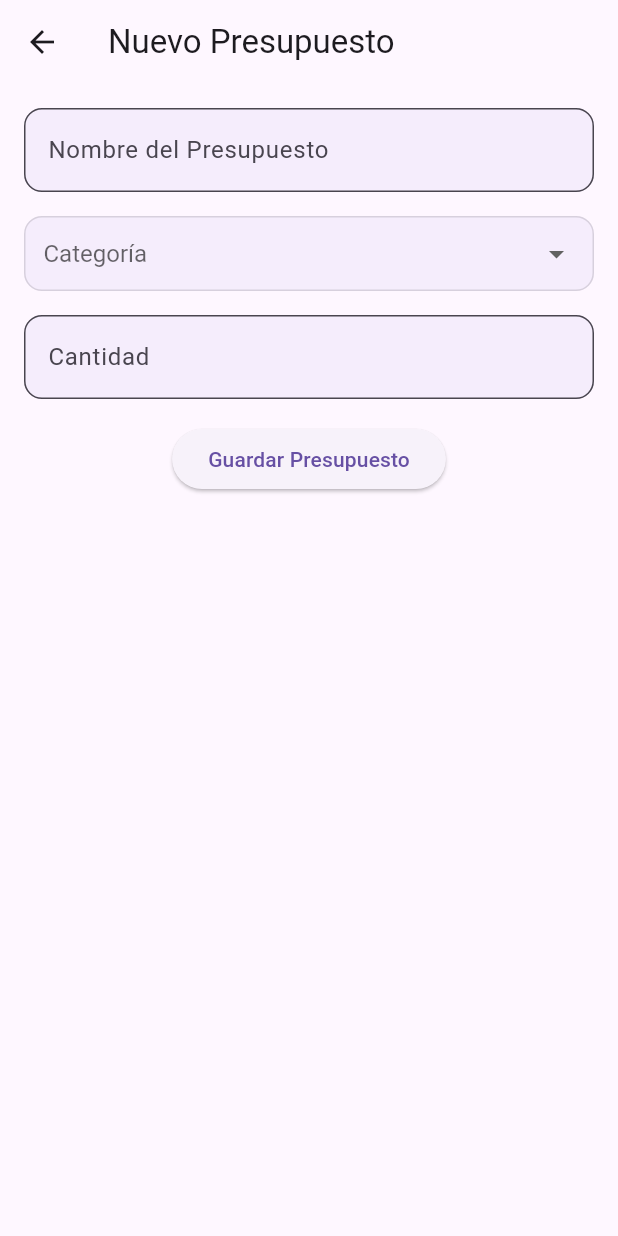
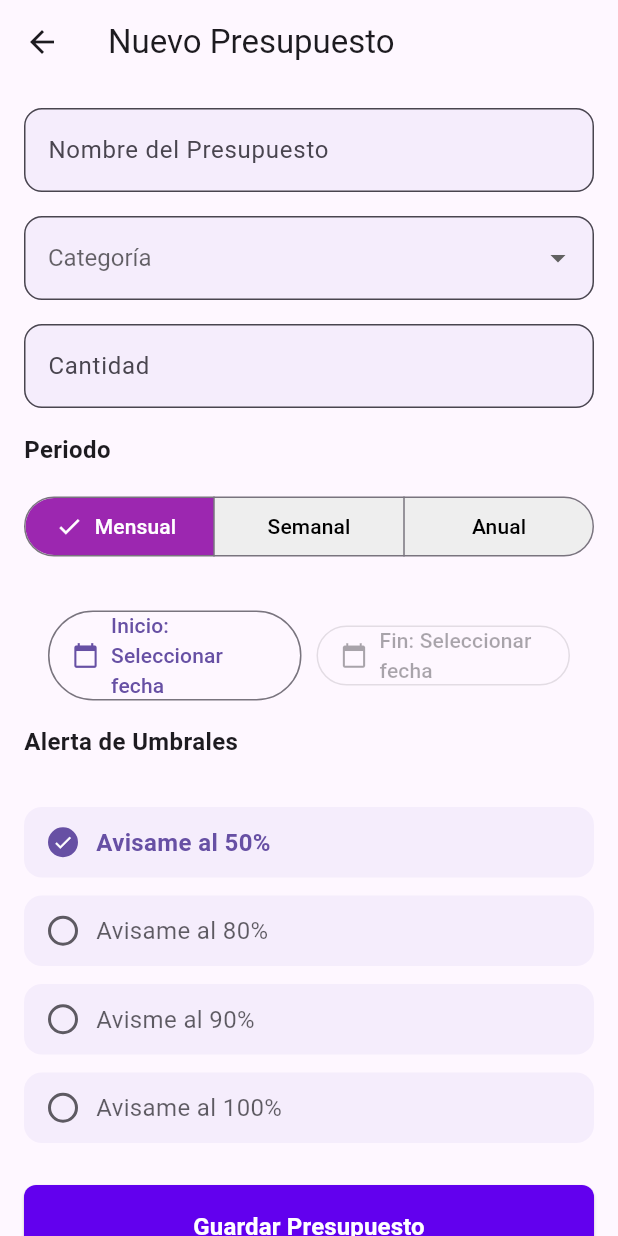
Before and after one commit to IDUCDEV/clariFi, a Flutter app: the CreateBudget screen opened by its route, on a phone screen of 412 x 824 dp. Run offline on Flutter 3.47's test engine with Material 3 defaults, Android fonts, the phone set to English and light mode, and no system bars; our stand-ins replace app_links, go_router, supabase_flutter; accounts and stored records are empty.

Commit message:
primary_button added, alertsthreshold added

```diff
--- /dev/null
+++ b/devtools_options.yaml
@@ -0,0 +1,3 @@
+description: This file stores settings for Dart & Flutter DevTools.
+documentation: https://docs.flutter.dev/tools/devtools/extensions#configure-extension-enablement-states
+extensions:
--- a/lib/src/views/budgets/create_budget.dart
+++ b/lib/src/views/budgets/create_budget.dart
@@ -1,4 +1,6 @@
 import 'package:clarifi_app/src/colors/colors.dart';
+import 'package:clarifi_app/src/widgets/AlertThresholds.dart';
+import 'package:clarifi_app/src/widgets/primary_button.dart';
 import 'package:flutter/material.dart';
 import 'package:go_router/go_router.dart';
 
@@ -14,6 +16,52 @@ class _CreateBudgetState extends State<CreateBudget> {
   final _nameBudgetController = TextEditingController();
   final _categoryBudgetController = TextEditingController();
   final _amountController = TextEditingController();
+  String _selectedCategory = 'Mensual';
+  DateTime? startDate;
+  DateTime? endDate;
+  int? _selectedThreshold = 50;
+
+
+
+    // Formateador rápido
+  String formatDate(DateTime? date) {
+    if (date == null) return 'Seleccionar fecha';
+    return "${date.day}/${date.month}/${date.year}";
+  }
+
+  Future<void> _selectStartDate(BuildContext context) async {
+    final picked = await showDatePicker(
+      context: context,
+      initialDate: startDate ?? DateTime.now(),
+      firstDate: DateTime(2020),
+      lastDate: DateTime(2100),
+    );
+    if (picked != null) {
+      setState(() {
+        startDate = picked;
+        if (endDate != null && endDate!.isBefore(picked)) {
+          endDate = null;
+        }
+      });
+    }
+  }
+
+
+  Future<void> _selectEndDate(BuildContext context) async {
+    if (startDate == null) return; // No permitir antes de seleccionar inicio
+
+    final picked = await showDatePicker(
+      context: context,
+      initialDate: endDate ?? startDate!,
+      firstDate: startDate!,
+      lastDate: DateTime(2100),
+    );
+    if (picked != null) {
+      setState(() {
+        endDate = picked;
+      });
+    }
+  }
 
   @override
   void dispose() {
@@ -22,6 +70,8 @@ class _CreateBudgetState extends State<CreateBudget> {
     _amountController.dispose();
     super.dispose();
   }
+
+
 
   @override
   Widget build(BuildContext context) {
@@ -68,16 +118,8 @@ class _CreateBudgetState extends State<CreateBudget> {
                       },
                     ),
                     const SizedBox(height: 16.0),
-                    Container(
-                      padding: const EdgeInsets.symmetric(horizontal: 12.0),
-                      decoration: BoxDecoration(
-                        color: AppColors.blush,
-                        borderRadius: const BorderRadius.all(Radius.circular(12.0)),
-                        border: Border.all(color: Colors.black12, width: 1.0),
-
-                      ),
-                      child: DropdownButton<String>(
-                        value: _categoryBudgetController.text.isEmpty ? null : _categoryBudgetController.text,
+                    DropdownButtonFormField<String>(
+                      initialValue: _categoryBudgetController.text.isEmpty ? null : _categoryBudgetController.text,
                       hint: const Text('Categoría'),
                       isExpanded: true,
                       dropdownColor: AppColors.blush,
@@ -85,7 +127,13 @@ class _CreateBudgetState extends State<CreateBudget> {
                       iconSize: 24,
                       elevation: 16,
                       style: const TextStyle(color: Colors.black, fontSize: 16),
-                        underline: const SizedBox(),
+                      decoration: InputDecoration(
+                        border: const OutlineInputBorder(
+                          borderRadius: BorderRadius.all(Radius.circular(12.0)),
+                        ),
+                        filled: true,
+                        fillColor: AppColors.blush,
+                      ),
                       onChanged: (String? newValue) {
                         setState(() {
                           _categoryBudgetController.text = newValue!;
@@ -97,7 +145,12 @@ class _CreateBudgetState extends State<CreateBudget> {
                           child: Text(value),
                         );
                       }).toList(),
-                      ),
+                      validator: (value) {
+                        if (value == null || value.isEmpty) {
+                          return 'Por favor selecciona una categoría';
+                        }
+                        return null;
+                      },
                     ),
                     const SizedBox(height: 16.0),
                     TextFormField(
@@ -122,23 +175,108 @@ class _CreateBudgetState extends State<CreateBudget> {
                         return null;
                       },
                     ),
+                  ],
+                ),
+              ),
               const SizedBox(height: 16.0),
-                    ElevatedButton(
-                      onPressed: () {
+              Align(
+                alignment: Alignment.centerLeft,
+                child:const Text('Periodo', textAlign: TextAlign.left,style: TextStyle(fontSize: 16, fontWeight: FontWeight.bold),)
+              ),
+              const SizedBox(height: 16.0),
+              SizedBox(
+                width: double.infinity,
+                child: SegmentedButton<String>(
+                segments: const <ButtonSegment<String>>[
+                  ButtonSegment(
+                    value: 'Mensual',
+                    label: Text('Mensual'),
+                  ),
+                  ButtonSegment(
+                    value: 'Semanal',
+                    label: Text('Semanal'),
+                  ),
+                  ButtonSegment(
+                    value: 'Anual',
+                    label: Text('Anual'),
+                  ),
+                ],
+                selected: <String>{_selectedCategory},
+                onSelectionChanged: (newSelection) {
+                  setState(() {
+                    _selectedCategory = newSelection.first;
+                  });
+                },
+                style: ButtonStyle(
+                  backgroundColor: WidgetStateProperty.resolveWith<Color?>(
+                    (states) => states.contains(WidgetState.selected)
+                        ? Colors.purple
+                        : Colors.grey.shade200,
+                  ),
+                  foregroundColor: WidgetStateProperty.resolveWith<Color?>(
+                    (states) => states.contains(WidgetState.selected)
+                        ? Colors.white
+                        : Colors.black,
+                  ),
+                ),
+              ),
+              ),
+              const SizedBox(height: 16.0),
+              Padding(
+                  padding: const EdgeInsets.all(16.0),
+                  child: Row(
+                    children: [
+                      // Fecha de inicio
+                      Expanded(
+                        child: OutlinedButton.icon(
+                          onPressed: () => _selectStartDate(context),
+                          icon: const Icon(Icons.calendar_today),
+                          label: Text("Inicio: ${formatDate(startDate)}"),
+                        ),
+                      ),
+                      const SizedBox(width: 10),
+
+                      // Fecha de finalización
+                      Expanded(
+                        child: OutlinedButton.icon(
+                          onPressed: startDate == null
+                              ? null
+                              : () => _selectEndDate(context),
+                          icon: const Icon(Icons.calendar_today),
+                          label: Text("Fin: ${formatDate(endDate)}"),
+                        ),
+                      ),
+                    ],
+                  ),
+                ),
+                Align(
+                alignment: Alignment.centerLeft,
+                child:const Text('Alerta de Umbrales', textAlign: TextAlign.left,style: TextStyle(fontSize: 16, fontWeight: FontWeight.bold),)
+              ),
+              const SizedBox(height: 16.0),
+              //aqui va el widget
+              AlertThresholds(
+                selectedThreshold: _selectedThreshold,
+                onThresholdChanged: (value) {
+                  setState(() {
+                    _selectedThreshold = value;
+                  });
+                },
+              ),
+              const SizedBox(height: 16.0),
+              PrimaryButton(
+                text: 'Guardar Presupuesto',
+                onPressed: () async {
                   if (_formKey.currentState!.validate()) {
                     // Lógica para guardar el presupuesto
-                          // Por ejemplo: guardar en base de datos o viewmodel
+                    // Simular delay
+                    await Future.delayed(const Duration(seconds: 2));
                     ScaffoldMessenger.of(context).showSnackBar(
                       const SnackBar(content: Text('Presupuesto guardado')),
                     );
                   }
                 },
-                      child: const Text('Guardar Presupuesto'),
               ),
-                  ],
-                ),
-              ),
-
           ],
         )),
       ),
--- /dev/null
+++ b/lib/src/widgets/AlertThresholds.dart
@@ -0,0 +1,147 @@
+import 'package:clarifi_app/src/colors/colors.dart';
+import 'package:flutter/material.dart';
+
+class AlertThresholds extends StatefulWidget {
+  final int? selectedThreshold;
+  final ValueChanged<int>? onThresholdChanged;
+  final bool disabled;
+  final double spacing;
+  final TextStyle? textStyle;
+  final Color? selectedColor;
+  final Color? normalColor;
+
+  const AlertThresholds({
+    super.key,
+    this.selectedThreshold,
+    this.onThresholdChanged,
+    this.disabled = false,
+    this.spacing = 12.0,
+    this.textStyle,
+    this.selectedColor,
+    this.normalColor,
+  });
+
+  @override
+  State<AlertThresholds> createState() => _AlertThresholdsState();
+}
+
+class _AlertThresholdsState extends State<AlertThresholds> {
+  final List<Map<String, dynamic>> _thresholds = [
+    {'value': 50, 'text': 'Avisame al 50%'},
+    {'value': 80, 'text': 'Avisame al 80%'},
+    {'value': 90, 'text': 'Avisme al 90%'},
+    {'value': 100, 'text': 'Avisame al 100%'},
+  ];
+
+  void _handleSelection(int value) {
+    if (widget.disabled) return;
+    widget.onThresholdChanged?.call(value);
+  }
+
+  @override
+  Widget build(BuildContext context) {
+    final theme = Theme.of(context);
+
+    return Column(
+      crossAxisAlignment: CrossAxisAlignment.start,
+      mainAxisSize: MainAxisSize.min,
+      children: [
+        const SizedBox(height: 16),
+        ..._thresholds.map((threshold) {
+          final bool isSelected = widget.selectedThreshold == threshold['value'];
+
+          return Padding(
+            padding: EdgeInsets.only(bottom: widget.spacing),
+            child: _ThresholdItem(
+              text: threshold['text'] as String,
+              isSelected: isSelected,
+              disabled: widget.disabled,
+              onTap: () => _handleSelection(threshold['value'] as int),
+              textStyle: widget.textStyle,
+              selectedColor: widget.selectedColor,
+              normalColor: widget.normalColor,
+            ),
+          );
+        }),
+      ],
+    );
+  }
+}
+
+class _ThresholdItem extends StatelessWidget {
+  final String text;
+  final bool isSelected;
+  final bool disabled;
+  final VoidCallback onTap;
+  final TextStyle? textStyle;
+  final Color? selectedColor;
+  final Color? normalColor;
+
+  const _ThresholdItem({
+    required this.text,
+    required this.isSelected,
+    required this.disabled,
+    required this.onTap,
+    this.textStyle,
+    this.selectedColor,
+    this.normalColor,
+  });
+
+  @override
+  Widget build(BuildContext context) {
+    final theme = Theme.of(context);
+
+    final Color finalColor = isSelected
+        ? (selectedColor ?? theme.colorScheme.primary)
+        : (normalColor ?? theme.colorScheme.onSurface.withOpacity(0.7));
+
+    return GestureDetector(
+      onTap: disabled ? null : onTap,
+      child: Container(
+        width: double.infinity,
+        padding: const EdgeInsets.symmetric(vertical: 12, horizontal: 16),
+        decoration: BoxDecoration(
+          color: AppColors.blush, // gris claro similar al diseño
+          borderRadius: BorderRadius.circular(12),
+        ),
+        child: Row(
+          children: [
+            Container(
+              width: 20,
+              height: 20,
+              margin: const EdgeInsets.only(right: 12),
+              decoration: BoxDecoration(
+                shape: BoxShape.circle,
+                border: Border.all(
+                  color: finalColor,
+                  width: 2,
+                ),
+                color: isSelected ? finalColor : Colors.transparent,
+              ),
+              child: isSelected
+                  ? Icon(
+                      Icons.check,
+                      size: 14,
+                      color: theme.colorScheme.onPrimary,
+                    )
+                  : null,
+            ),
+            Expanded(
+              child: Text(
+                text,
+                style: (textStyle ?? TextStyle(
+                  fontSize: 16,
+                  color: disabled
+                      ? theme.colorScheme.onSurface.withOpacity(0.4)
+                      : finalColor,
+                )).copyWith(
+                  fontWeight: isSelected ? FontWeight.w600 : FontWeight.normal,
+                ),
+              ),
+            ),
+          ],
+        ),
+      ),
+    );
+  }
+}
--- /dev/null
+++ b/lib/src/widgets/primary_button.dart
@@ -0,0 +1,65 @@
+import 'package:clarifi_app/src/colors/colors.dart';
+import 'package:flutter/material.dart';
+
+class PrimaryButton extends StatefulWidget {
+  final String text;
+  final Future<void> Function()? onPressed;
+
+  const PrimaryButton({
+    super.key,
+    required this.text,
+    this.onPressed,
+  });
+
+  @override
+  State<PrimaryButton> createState() => _PrimaryButtonState();
+}
+
+class _PrimaryButtonState extends State<PrimaryButton> {
+  bool _isLoading = false;
+
+  @override
+  Widget build(BuildContext context) {
+    return SizedBox(
+      width: double.infinity,
+      child: ElevatedButton(
+        onPressed: _isLoading ? null : () async {
+          if (widget.onPressed != null) {
+            setState(() => _isLoading = true);
+            try {
+              await widget.onPressed!();
+            } finally {
+
+              setState(() => _isLoading = false);
+
+            }
+          }
+        },
+        style: ElevatedButton.styleFrom(
+          backgroundColor: AppColors.primary,
+          foregroundColor: Colors.white,
+          padding: const EdgeInsets.symmetric(vertical: 16),
+          shape: RoundedRectangleBorder(
+            borderRadius: BorderRadius.circular(8),
+          ),
+        ),
+        child: _isLoading
+            ? const Text(
+                'Cargando...',
+                style: TextStyle(
+                  color: Colors.white,
+                  fontSize: 16,
+                  fontWeight: FontWeight.bold,
+                ),
+              )
+            : Text(
+                widget.text,
+                style: const TextStyle(
+                  fontSize: 16,
+                  fontWeight: FontWeight.bold,
+                ),
+              ),
+      ),
+    );
+  }
+}
--- a/pubspec.yaml
+++ b/pubspec.yaml
@@ -47,6 +47,7 @@ dependencies:
 
   # Deep linking
   app_links: ^6.3.0
+
 
 dev_dependencies:
   flutter_test:
```
Lines whose indentation alone changed are shown as unchanged.
